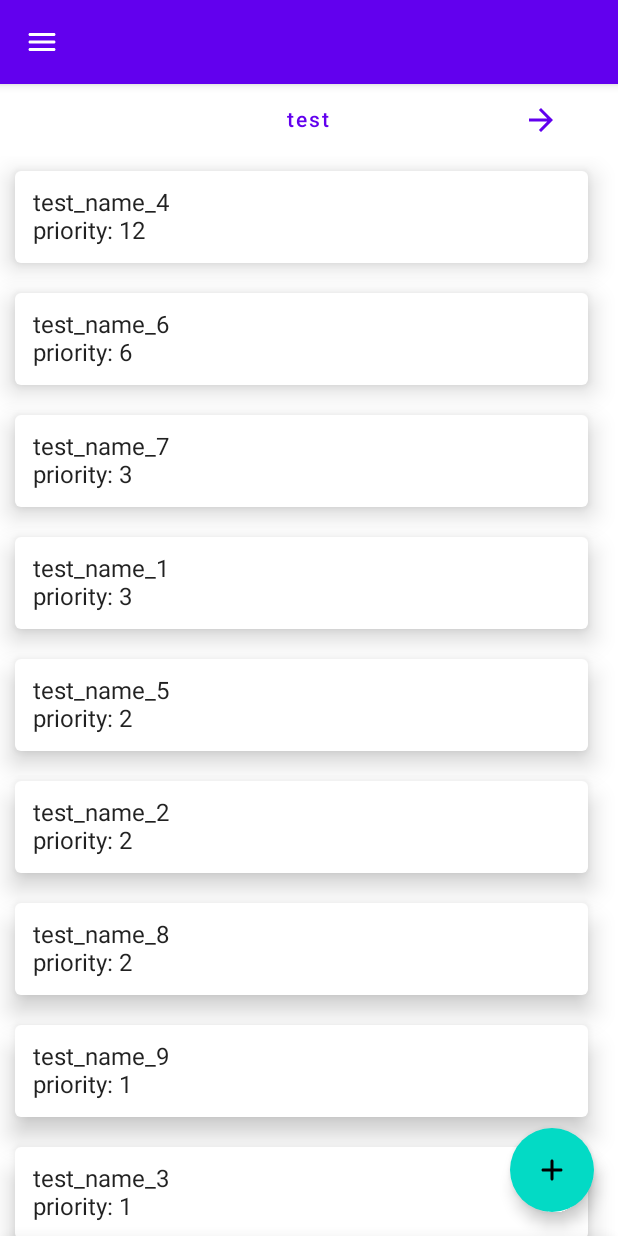
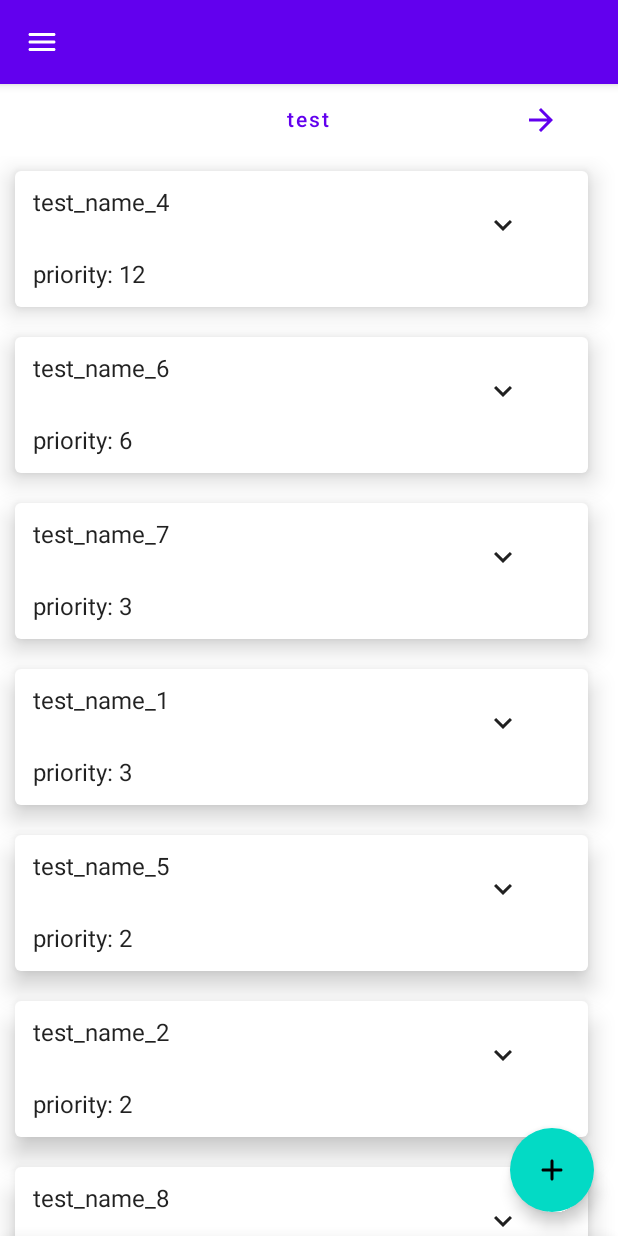
Before and after one commit to Dzem-z/Android-priority-list-app, an Android app built with Jetpack Compose: the screen it shows after launch (MainActivity), on a phone screen of 412 x 824 dp. Run offline under Robolectric (Android 15) with nearby library versions, the light colour scheme and no system bars; 1 statement that could not run was skipped.

Commit message:
added drop-down list

```diff
--- a/app/src/main/java/com/example/prioritylist/ui/List.kt
+++ b/app/src/main/java/com/example/prioritylist/ui/List.kt
@@ -1,6 +1,11 @@
 package com.example.prioritylist.ui
 
+import androidx.compose.animation.animateContentSize
+import androidx.compose.animation.core.Spring
+import androidx.compose.animation.core.spring
 import androidx.compose.foundation.ExperimentalFoundationApi
+import androidx.compose.foundation.clickable
+import androidx.compose.foundation.layout.Spacer
 import androidx.compose.foundation.gestures.detectTapGestures
 import androidx.compose.foundation.layout.Column
 import androidx.compose.foundation.layout.Row
@@ -19,12 +24,18 @@ import androidx.compose.material.ModalBottomSheetState
 import androidx.compose.material.ModalBottomSheetValue
 import androidx.compose.material.Scaffold
 import androidx.compose.material.TopAppBar
+import androidx.compose.material.icons.filled.ExpandLess
+import androidx.compose.material.icons.filled.ExpandMore
 import androidx.compose.material.icons.Icons
 import androidx.compose.material.icons.rounded.Add
 import androidx.compose.material.icons.rounded.Menu
 import androidx.compose.material.rememberDismissState
 import androidx.compose.runtime.Composable
+import androidx.compose.runtime.getValue
+import androidx.compose.runtime.mutableStateOf
+import androidx.compose.runtime.remember
 import androidx.compose.runtime.rememberUpdatedState
+import androidx.compose.runtime.setValue
 import androidx.compose.ui.Modifier
 import androidx.compose.ui.input.pointer.pointerInput
 import androidx.compose.ui.tooling.preview.Preview
@@ -126,19 +137,51 @@ fun DeadlineList(
 
 @Composable
 fun PriorityTaskTile(tile: PriorityTask, modifier: Modifier = Modifier) {
+    var expanded by remember { mutableStateOf(false) }
+
     Card(
         elevation = 10.dp,
         modifier = modifier
             .padding(10.dp)
             .fillMaxWidth()
+
     ){
         Column(
-            modifier = modifier.padding(12.dp)
+            modifier = modifier
+                .padding(12.dp)
+                .animateContentSize(
+                    animationSpec = spring(
+                        dampingRatio = Spring.DampingRatioMediumBouncy,
+                        stiffness = Spring.StiffnessLow
+                    )
+                )
         ) {
-            Text(text = tile.name)
+            Row {
+                Text(
+                    text = tile.name,
+                    modifier = Modifier.weight(3f)
+                )
 
-            Row{
-              Text(text = "priority: " + tile.priority)
+                IconButton(
+                    onClick = {expanded = !expanded},
+                    modifier = Modifier.weight(1f)
+                ) {
+                    Icon(
+                        imageVector = if (expanded) Icons.Filled.ExpandLess else Icons.Filled.ExpandMore,
+                        contentDescription = null
+                    )
+                }
+            }
+
+            Row {
+                Text(text = "priority: " + tile.priority)
+            }
+
+            if(expanded){
+
+                Spacer(modifier = Modifier.padding(6.dp))
+
+                Text(text = "description: " + tile.description)
             }
 
         }
@@ -147,6 +190,8 @@ fun PriorityTaskTile(tile: PriorityTask, modifier: Modifier = Modifier) {
 
 @Composable
 fun DeadlineTaskTile(tile: DeadlineTask, modifier: Modifier = Modifier) {
+    var expanded by remember { mutableStateOf(false) }
+
     Card(
         elevation = 10.dp,
         modifier = modifier
@@ -154,12 +199,40 @@ fun DeadlineTaskTile(tile: DeadlineTask, modifier: Modifier = Modifier) {
             .fillMaxWidth()
     ){
         Column(
-            modifier = modifier.padding(12.dp)
+            modifier = modifier
+                .padding(12.dp)
+                .animateContentSize(
+                    animationSpec = spring(
+                        dampingRatio = Spring.DampingRatioMediumBouncy,
+                        stiffness = Spring.StiffnessLow
+                    )
+                )
         ) {
-            Text(text = tile.name)
+            Row {
+                Text(
+                    text = tile.name,
+                    modifier = Modifier.weight(3f)
+                )
 
+                IconButton(
+                    onClick = { expanded = !expanded },
+                    modifier = Modifier.weight(1f)
+                ) {
+                    Icon(
+                        imageVector = if (expanded) Icons.Filled.ExpandLess else Icons.Filled.ExpandMore,
+                        contentDescription = null
+                    )
+                }
+            }
             Row{
                 Text(text = "deadline: " + tile.deadline)
+            }
+
+            if(expanded){
+
+                Spacer(modifier = Modifier.padding(6.dp))
+
+                Text(text = "description: " + tile.description)
             }
 
         }
```
